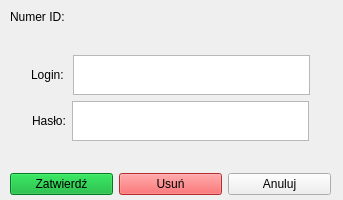
Above: usereditform.ui from DKrakowczyk/CloudDrive before the change. Below: the same form after it.
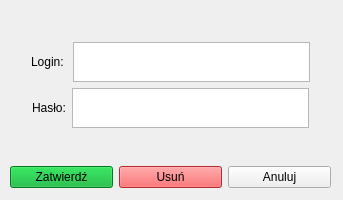
That is the form after the change. Icons and pictures are not drawn.

```diff
--- a/usereditform.ui
+++ b/usereditform.ui
@@ -1273,7 +1273,7 @@
 }
 </string>
   </property>
-  <widget class="QWidget" name="">
+  <widget class="QWidget" name="layoutWidget">
    <property name="geometry">
     <rect>
      <x>10</x>
@@ -1283,13 +1283,6 @@
     </rect>
    </property>
    <layout class="QVBoxLayout" name="verticalLayout">
-    <item>
-     <widget class="QLabel" name="labelUserId">
-      <property name="text">
-       <string>Numer ID:</string>
-      </property>
-     </widget>
-    </item>
     <item>
      <spacer name="verticalSpacer_3">
       <property name="orientation">
```
